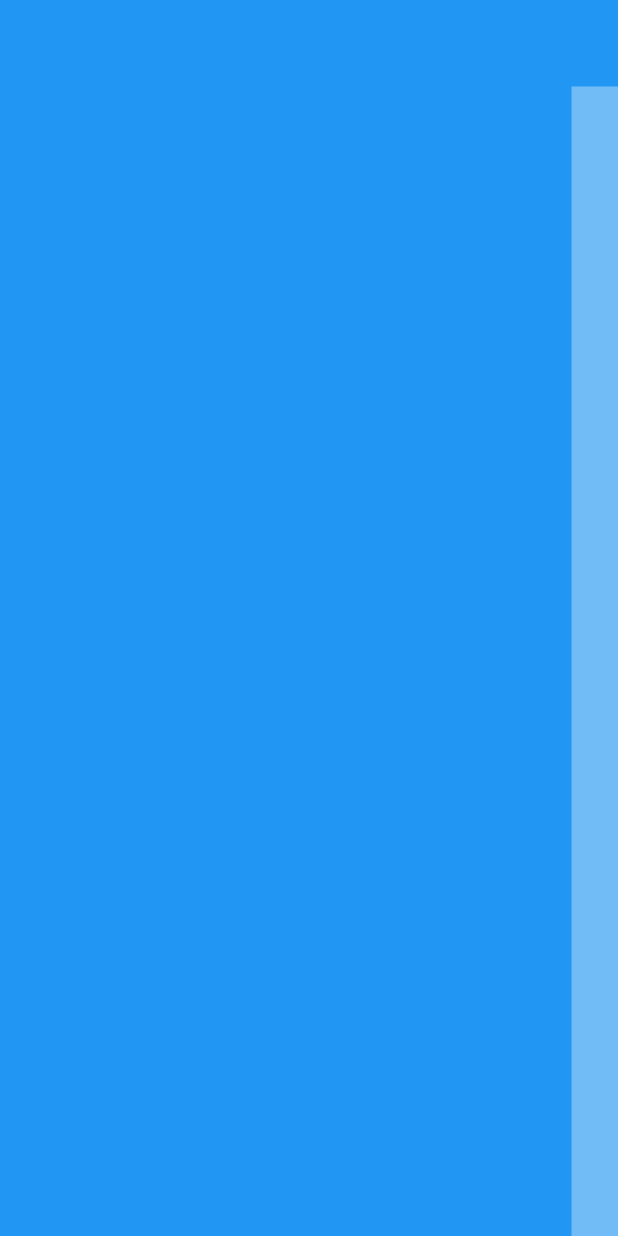
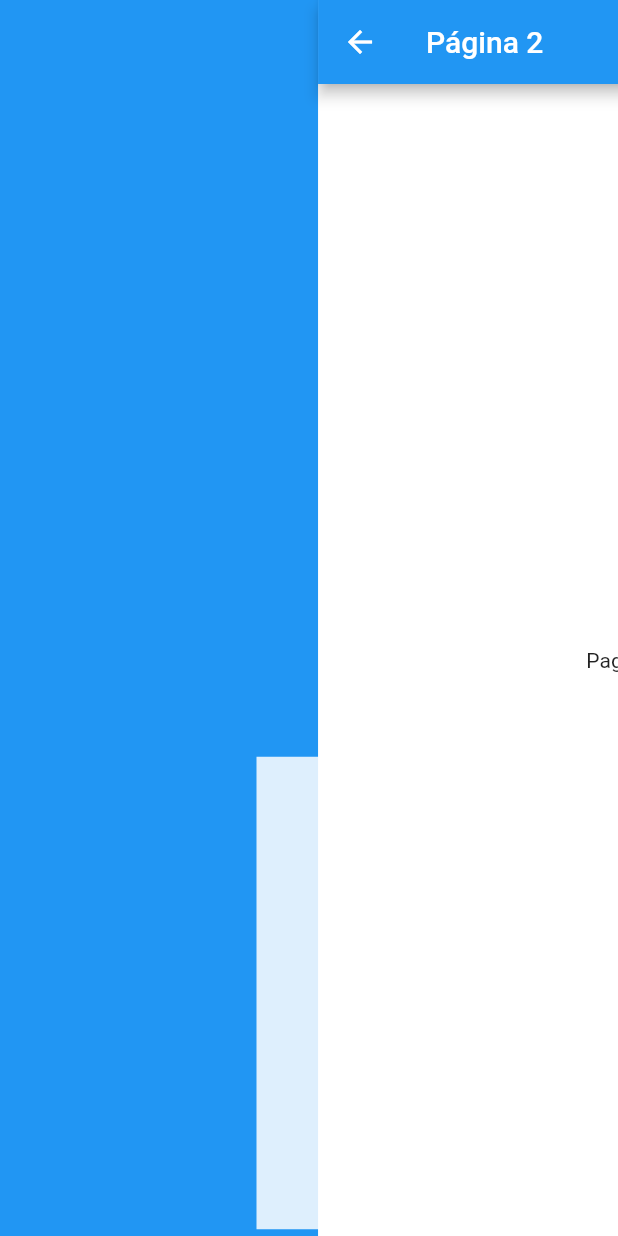
Before and after one commit to Coihue555/fl-disenos-app, a Flutter app: the first screen one second after launch, on a phone screen of 412 x 824 dp. Run offline on Flutter 3.47's test engine with Material 2 defaults, Android fonts, the phone set to English and light mode, and no system bars; our stand-ins replace animate_do, flutter_svg, font_awesome_flutter.

Commit message:
falta el trigger

```diff
--- a/disenos_app/lib/src/pages/transicion_forward_page.dart
+++ b/disenos_app/lib/src/pages/transicion_forward_page.dart
@@ -1,3 +1,4 @@
+import 'package:disenos_app/src/transition/pagina2_page.dart';
 import 'package:flutter/material.dart';
 
 class DemoScreen extends StatelessWidget {
@@ -7,7 +8,11 @@ class DemoScreen extends StatelessWidget {
     return  Scaffold(
       backgroundColor: Colors.blue,
       body:  Center(
-        child: _CuboBlanco()
+        child: GestureDetector(
+          onTap: (){
+
+          },
+          child: _CuboBlanco())
       ),
     );
   }
@@ -31,20 +36,22 @@ class _CuboBlancoState extends State<_CuboBlanco> with SingleTickerProviderState
     controller = AnimationController(
       vsync: this,
       duration: const Duration(
-        milliseconds: 1000
+        milliseconds: 400
       )
     );
 
-    tamano = Tween(begin: 1.0, end: 15.0).animate(CurvedAnimation(parent: controller, curve: Curves.easeOut));
-    moverDerecha = Tween(begin: -150.0, end: 300.0).animate(controller);
+    tamano = Tween(begin: 1.0, end: 15.0).animate(controller);
+    moverDerecha = Tween(begin: -100.0, end: 300.0).animate(controller);
     moverArriba = Tween(begin: -100.0, end: -300.0).animate(controller);
+    opacidad = Tween(begin: 1.0, end: 0.4).animate(controller);
     controller.addListener(() {
       if(controller.status == AnimationStatus.completed){
         controller.reverse();
+        Navigator.push(context, _crearRuta() );
       }
     });
 
-    opacidad = Tween(begin: 1.0, end: 0.2).animate(controller);
+
 
 
     super.initState();
@@ -92,3 +99,27 @@ class _Rectangulo extends StatelessWidget {
     );
   }
 }
+
+
+
+  Route _crearRuta() {
+
+
+    return PageRouteBuilder(
+      pageBuilder: (BuildContext context, Animation<double> animation, Animation<double> secondaryAnimation) => Pagina2Page(),
+      transitionDuration: const Duration(milliseconds: 610),
+      transitionsBuilder: ( context, animation, secondaryAnimation, child ) {
+
+        final curvedAnimation = CurvedAnimation(parent: animation, curve: Curves.easeInOut );
+
+        return SlideTransition(
+          position: Tween<Offset>(begin: Offset(1.0, 0.0), end: Offset.zero ).animate(curvedAnimation),
+          child: child,
+        );
+
+
+      }
+      );
+
+
+  }
```
